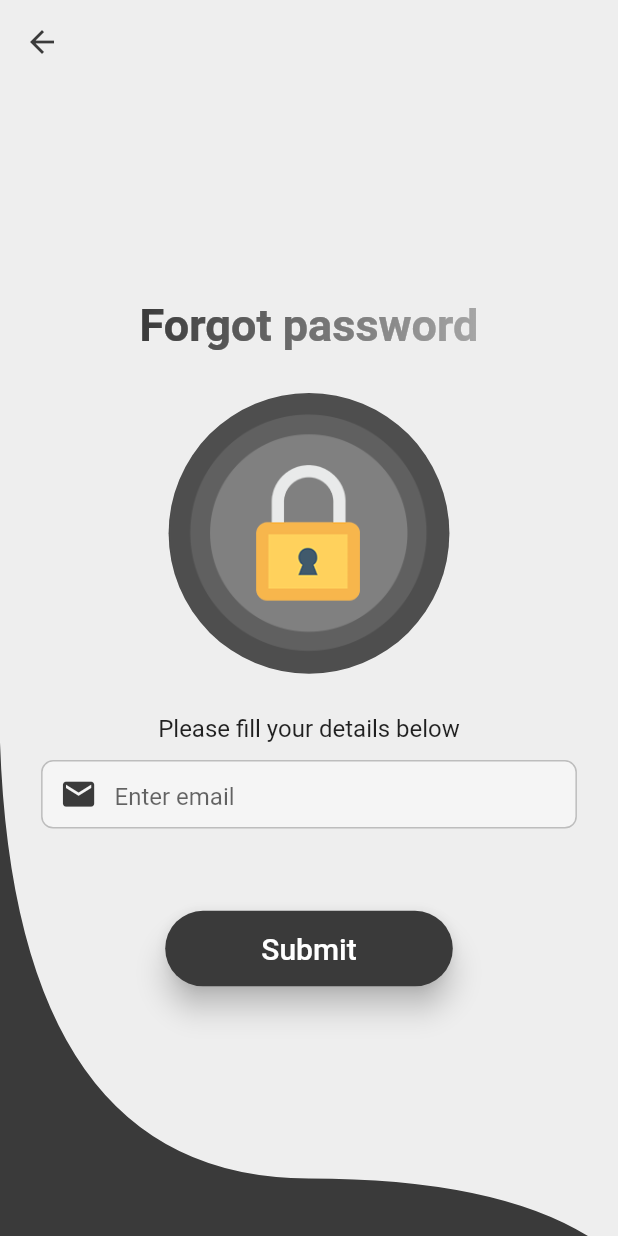
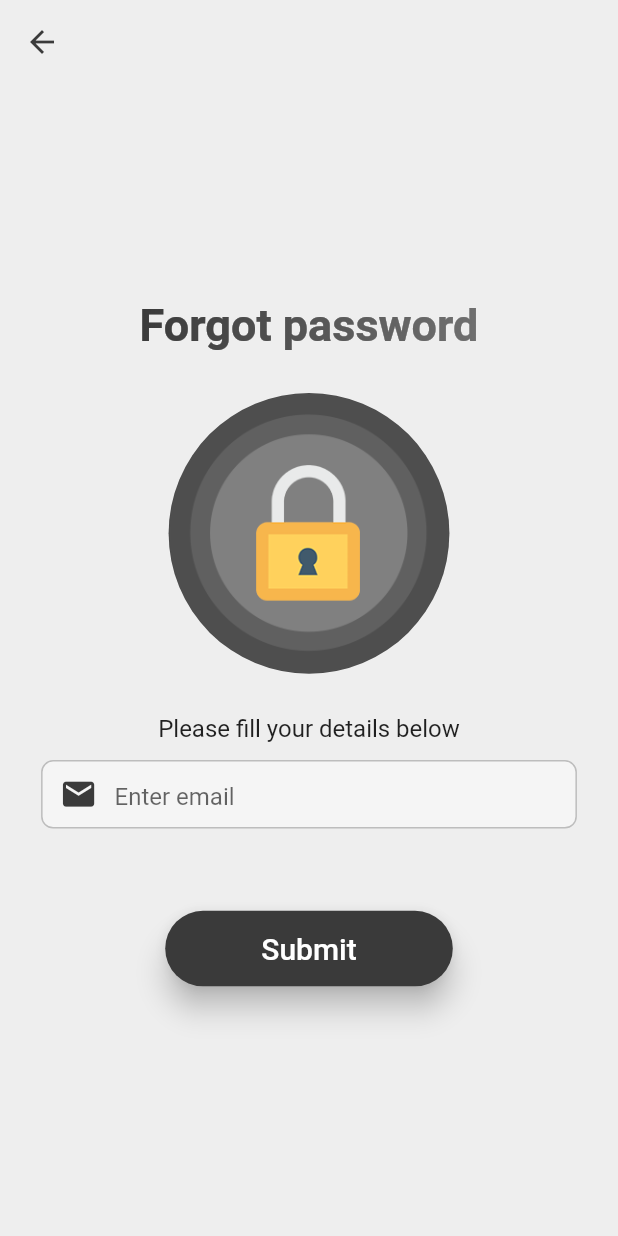
Before and after one commit to sadat-s-ahmed/bangladesh_building_code, a Flutter app: the PageForgotPassword screen opened directly, on a phone screen of 412 x 824 dp. Run offline on Flutter 3.47's test engine with Material 2 defaults, Android fonts, the phone set to English and light mode, and no system bars; our stand-ins replace decimal, flutter_secure_storage, sliding_up_panel; missing offline and left inert: animated_splash, dropdownfield, flutter_pdfview, flutter_plugin_pdf_viewer; accounts and stored records are empty; network calls fail; Roboto replaces fonts that are missing (Exo2).

Commit message:
minor changes in forgot password page

```diff
--- a/bd_building_code/lib/pages/forgotpasswordPage.dart/forgot_password_page.dart
+++ b/bd_building_code/lib/pages/forgotpasswordPage.dart/forgot_password_page.dart
@@ -49,11 +49,6 @@ class _PageForgotPasswordState extends State<PageForgotPassword> {
             resizeToAvoidBottomInset: false,
 
             body: Stack(children: <Widget>[
-              ClipPath(
-                  clipper: BottomShapeClipper(),
-                  child: Container(
-                    color: colorCurve,
-                  )),
               Center(
                 child: SingleChildScrollView(
               child: Form(
@@ -95,7 +90,7 @@ class _PageForgotPasswordState extends State<PageForgotPassword> {
     return GradientText('Forgot password',
         gradient: LinearGradient(colors: [
            Color.fromRGBO(58, 58, 58,1),
-          Color.fromRGBO(58, 58, 58, .4)
+          Color.fromRGBO(58, 58, 58, .7)
         ]),
         style: TextStyle(
             fontFamily: 'Exo2', fontSize: 30, fontWeight: FontWeight.bold));
```
